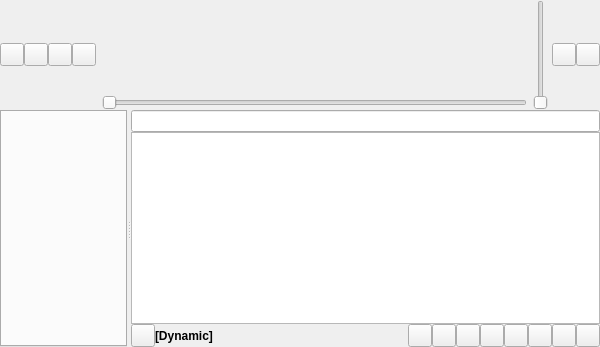
Before: the Qt Designer form gui/mainwindow.ui in CDrummond/cantata, drawn with Qt 5.
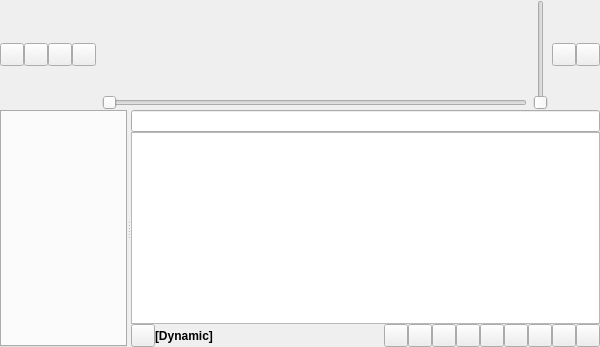
After: the same form once the commit is applied. Custom widgets are drawn as their Qt base class.

Commit message: - 'Love' tracks - 'Love' via MPDScribble

The edit to the form file:
```diff
--- a/gui/mainwindow.ui
+++ b/gui/mainwindow.ui
@@ -276,6 +276,9 @@
             </property>
            </spacer>
           </item>
+          <item>
+           <widget class="ScrobblingLove" name="loveTrack"/>
+          </item>
           <item>
            <widget class="ScrobblingStatus" name="scrobblingStatus"/>
           </item>
@@ -428,6 +431,11 @@
    <extends>QToolButton</extends>
    <header>scrobbling/scrobblingstatus.h</header>
   </customwidget>
+  <customwidget>
+   <class>ScrobblingLove</class>
+   <extends>QToolButton</extends>
+   <header>scrobbling/scrobblinglove.h</header>
+  </customwidget>
  </customwidgets>
  <resources/>
  <connections/>
```
The commit also changes 12 other files.
